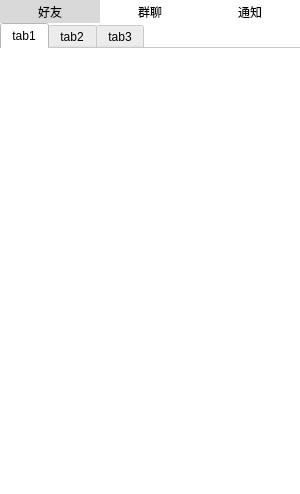
Qt form view/CotPWidget.ui (linhaojun857/cooper-im-client) before a commit.
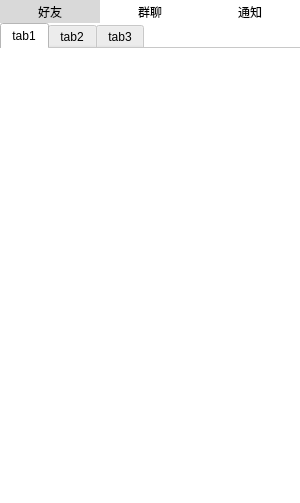
The same form after that commit.

```diff
--- a/view/CotPWidget.ui
+++ b/view/CotPWidget.ui
@@ -7,7 +7,7 @@
     <x>0</x>
     <y>0</y>
     <width>300</width>
-    <height>494</height>
+    <height>503</height>
    </rect>
   </property>
   <property name="minimumSize">
```
